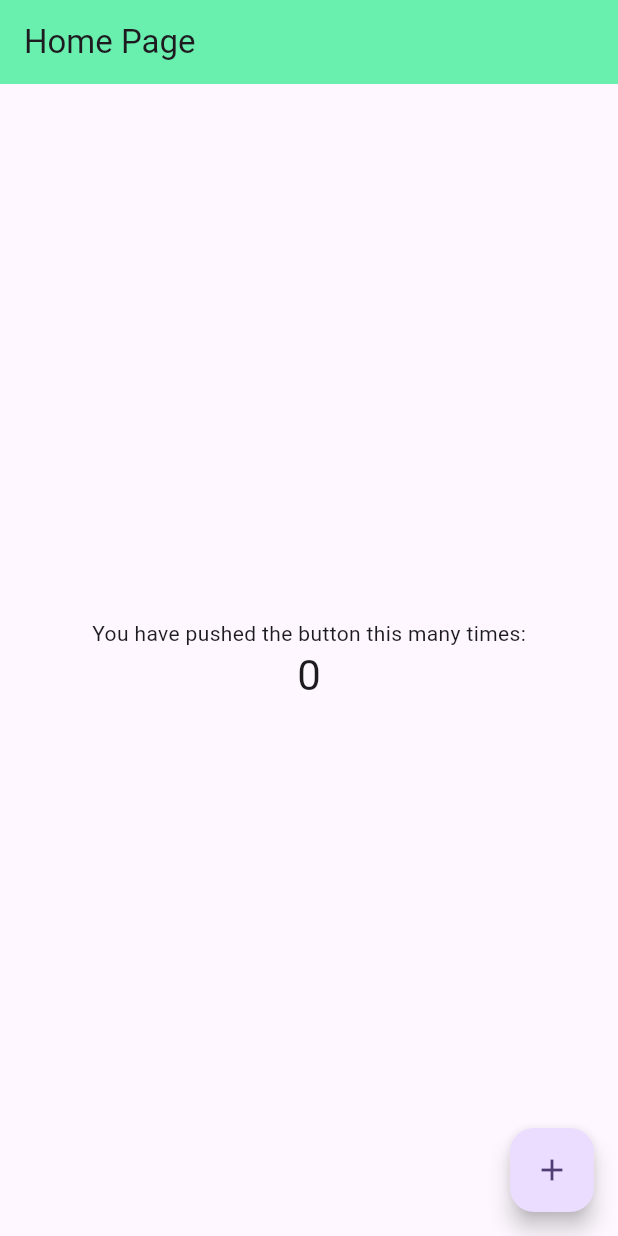
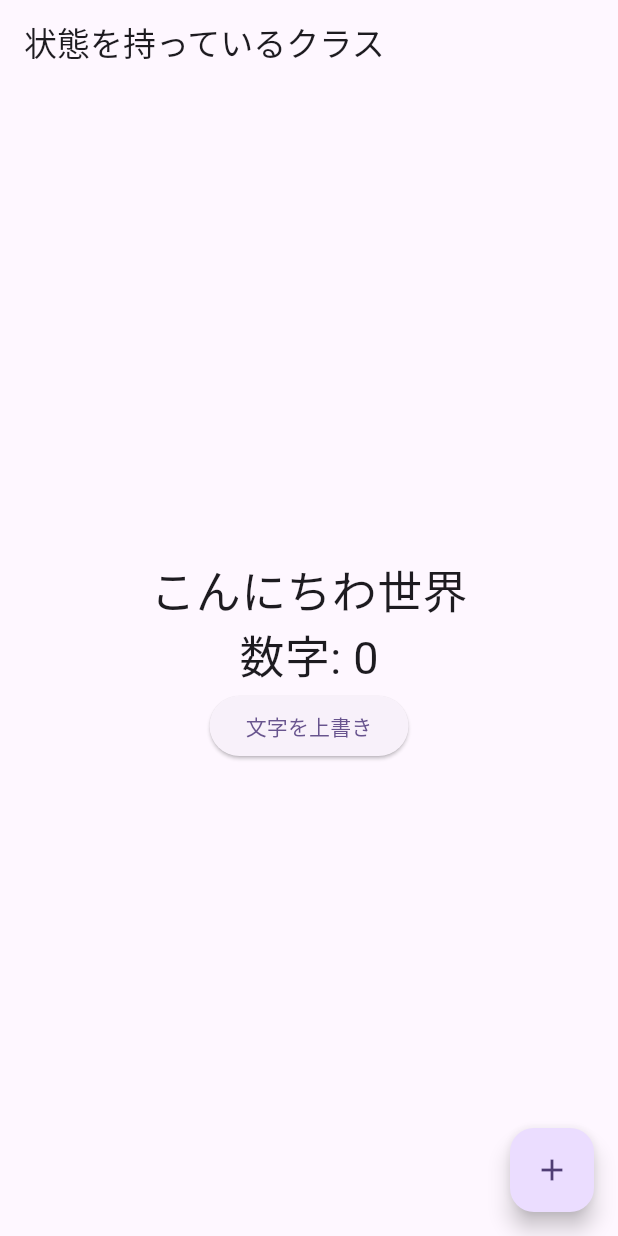
Before and after one commit to sakurakotubaki/HomeWork, a Flutter app: the screen it shows after launch, on a phone screen of 412 x 824 dp. Run offline on Flutter 3.47's test engine with Material 2 defaults, Android fonts, the phone set to English and light mode, and no system bars.

Commit message:
docs: state info

```diff
--- a/lib/main.dart
+++ b/lib/main.dart
@@ -1,4 +1,4 @@
-import 'package:example_app/screen/myhome_page.dart';
+import 'package:example_app/screen/state_page.dart';
 import 'package:flutter/material.dart';
 
 void main() {
@@ -17,7 +17,7 @@ class MyApp extends StatelessWidget {
         colorScheme: ColorScheme.fromSeed(seedColor: Colors.deepPurple),
         useMaterial3: true,
       ),
-      home: const MyHomePage(),
+      home: const StatePage(),
     );
   }
 }
--- /dev/null
+++ b/lib/screen/state_page.dart
@@ -0,0 +1,85 @@
+// StatefulWidgetは状態を保つことができるクラス
+import 'package:flutter/material.dart';
+
+class StatePage extends StatefulWidget {
+  const StatePage({Key? key}) : super(key: key);
+
+  @override
+  State<StatePage> createState() => _StatePageState();
+}
+
+class _StatePageState extends State<StatePage> {
+  int count = 0;
+  String title = "こんにちわ世界";
+
+  void increment() {
+    setState(() {
+      count++;
+    });
+  }
+
+  void change() {
+    setState(() {
+      title = "おはよう世界";
+    });
+  }
+
+  @override
+  Widget build(BuildContext context) {
+    return Scaffold(
+      appBar: AppBar(
+        title: const Text('状態を持っているクラス'),
+      ),
+      floatingActionButton: FloatingActionButton(
+        onPressed: () {
+          increment();
+        },
+        child: const Icon(Icons.add),
+      ),
+      body: Center(
+          child: Column(
+        mainAxisAlignment: MainAxisAlignment.center,
+        children: [
+          Text(title, style: TextStyle(fontSize: 30)),
+          Text('数字: $count', style: TextStyle(fontSize: 30)),
+          ElevatedButton(
+              onPressed: () {
+                change();
+              },
+              child: const Text('文字を上書き')),
+        ],
+      )),
+    );
+  }
+}
+
+
+// StatelessWidgetの場合
+// import 'package:flutter/material.dart';
+
+// class StatePage extends StatelessWidget {
+//   const StatePage({Key? key}) : super(key: key);
+
+//   @override
+//   Widget build(BuildContext context) {
+//     int count = 0;
+//     return Scaffold(
+//       appBar: AppBar(
+//         title: const Text('状態をもてないクラス'),
+//       ),
+//       floatingActionButton: FloatingActionButton(
+//         onPressed: () {
+//           count++;
+//         },
+//         child: const Icon(Icons.add),
+//       ),
+//       body: Center(
+//           child: Column(
+//         mainAxisAlignment: MainAxisAlignment.center,
+//         children: [
+//           Text('数字: $count', style: TextStyle(fontSize: 30)),
+//         ],
+//       )),
+//     );
+//   }
+// }
```
